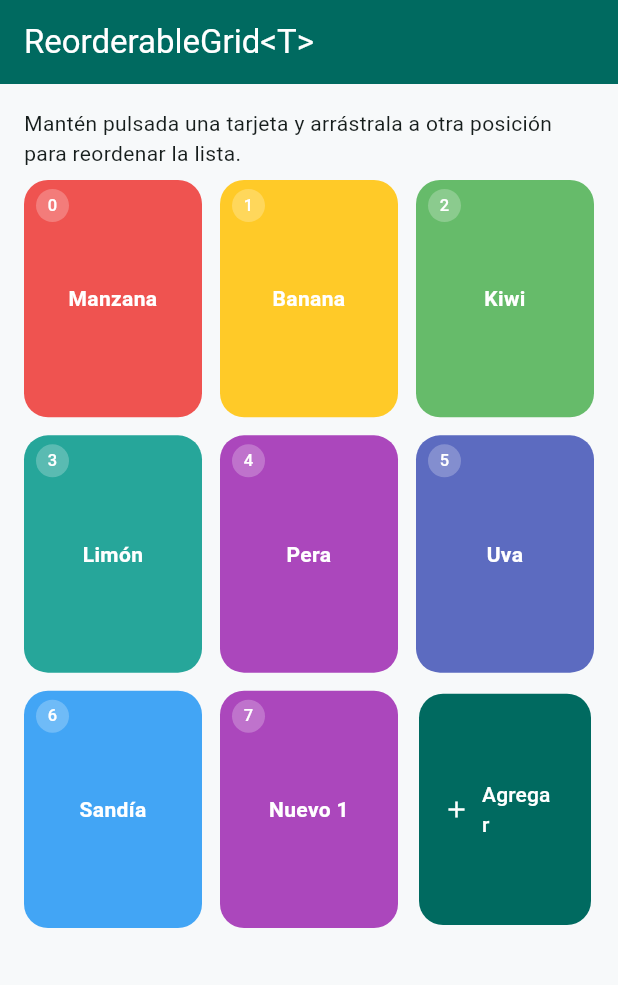
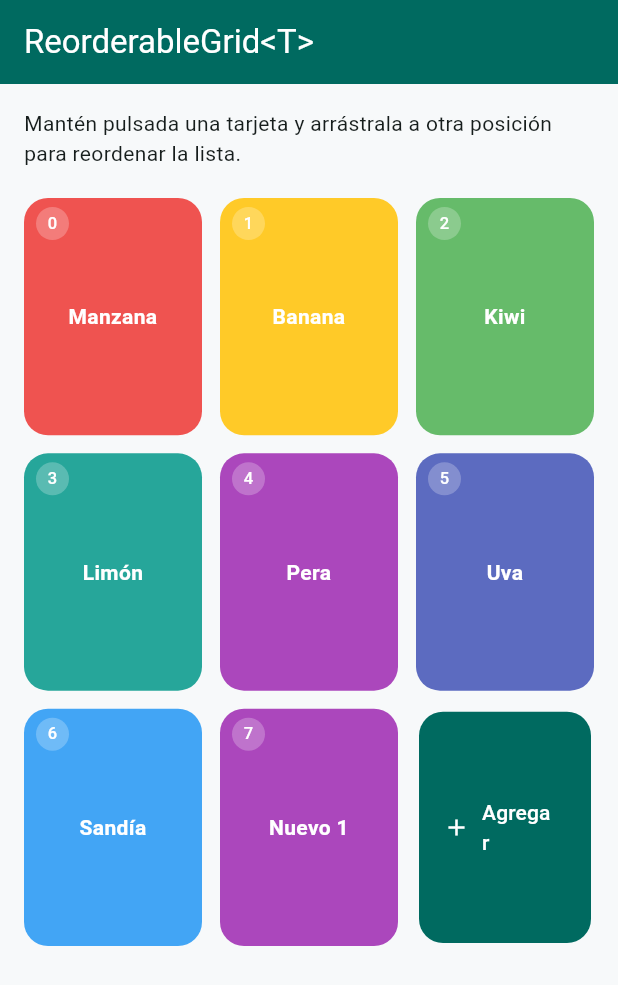
Before and after one commit to PieroSoria/reorderable_grid_view, a Flutter app: the screen it shows after launch, after a tap on "Agregar", on a phone screen of 412 x 824 dp. Shown: the top 985 px of the screen. Run offline on Flutter 3.47's test engine with Material 3 defaults, Android fonts, the phone set to English and light mode, and no system bars.

Commit message:
update reorderable add sliver

````diff
--- a/example/lib/main.dart
+++ b/example/lib/main.dart
@@ -96,24 +96,29 @@ class _HomePageState extends State<_HomePage> {
         backgroundColor: scheme.primary,
         foregroundColor: scheme.onPrimary,
       ),
-      body: ListView(
-        padding: const EdgeInsets.all(16),
-        children: [
-          const Text(
+      body: CustomScrollView(
+        slivers: [
+          SliverToBoxAdapter(
+            child: Padding(
+              padding: const EdgeInsets.fromLTRB(16, 16, 16, 4),
+              child: Text(
                 'Mantén pulsada una tarjeta y arrástrala a otra posición para '
                 'reordenar la lista.',
-            style: TextStyle(fontSize: 14, height: 1.4),
+                style: const TextStyle(fontSize: 14, height: 1.4),
               ),
-          const SizedBox(height: 8),
-          ReorderableGrid<_Item>(
+            ),
+          ),
+          SliverPadding(
+            padding: const EdgeInsets.all(16),
+            sliver: SliverReorderableGrid<_Item>(
               items: _items,
               onReorder: _onReorder,
               itemBuilder: (context, item, index) =>
                   _ItemCard(item: item, index: index),
-            // Celda final opcional y no arrastrable. El builder puede devolver
-            // `null` para no mostrar ninguna celda (y poner el botón "Agregar"
-            // fuera del grid, en tu propio layout). Soltar un elemento sobre
-            // ella lo mueve a la última posición.
+              // Celda final opcional y no arrastrable. El builder puede
+              // devolver `null` para no mostrar ninguna celda (y poner el
+              // botón "Agregar" fuera del grid, en tu propio layout). Soltar
+              // un elemento sobre ella lo mueve a la última posición.
               onAddItemBuilder: (context) => Padding(
                 padding: const EdgeInsets.all(2),
                 child: FilledButton.icon(
@@ -133,8 +138,7 @@ class _HomePageState extends State<_HomePage> {
               mainAxisSpacing: 12,
               crossAxisSpacing: 12,
               childAspectRatio: 3 / 4,
-            shrinkWrap: true,
-            physics: const NeverScrollableScrollPhysics(),
+            ),
           ),
         ],
       ),
--- a/lib/src/reorderable_grid_view.dart
+++ b/lib/src/reorderable_grid_view.dart
@@ -7,7 +7,7 @@ part 'grid_geometry.dart';
 /// Builder usado para construir la representación visual de cada elemento.
 ///
 /// [context] es el [BuildContext] del grid, [item] es el elemento actual y
-/// [index] es su posición dentro de [ReorderableGrid.items].
+/// [index] es su posición dentro de `items`.
 typedef ReorderableGridItemBuilder<T> =
     Widget Function(BuildContext context, T item, int index);
 
@@ -72,9 +72,92 @@ typedef ReorderableGridPlaceholderBuilder = Widget Function(Widget item);
 ///
 /// En cualquier caso, soltar un elemento sobre esa celda final lo mueve a la
 /// última posición de la lista.
-class ReorderableGrid<T> extends StatefulWidget {
+///
+/// ## Dentro de un `CustomScrollView`
+///
+/// Para combinarlo con otros *slivers* usa la variante [SliverReorderableGrid],
+/// que expone la misma lógica (reordenamiento, empuje y celda final) pero
+/// renderiza mediante un `SliverGrid` perezoso.
+class ReorderableGrid<T> extends _ReorderableGridBase<T> {
   /// Crea un [ReorderableGrid].
   const ReorderableGrid({
+    super.key,
+    required super.items,
+    required super.itemBuilder,
+    required super.onReorder,
+    super.onAddItemBuilder,
+    super.itemKey,
+    super.feedbackBuilder,
+    super.childWhenDraggingBuilder,
+    super.liveReorder,
+    super.crossAxisCount,
+    super.mainAxisSpacing,
+    super.crossAxisSpacing,
+    super.childAspectRatio,
+    this.shrinkWrap = true,
+    this.physics = const NeverScrollableScrollPhysics(),
+  });
+
+  /// Si es `true`, el grid se ajusta a la altura de su contenido para poder
+  /// ser anidado en widgets como un [SingleChildScrollView].
+  final bool shrinkWrap;
+
+  /// Física de scroll del grid. Por defecto no es desplazable.
+  final ScrollPhysics physics;
+}
+
+/// La variante *sliver* de [ReorderableGrid], para usarse dentro de un
+/// [CustomScrollView] (o cualquier lugar donde se necesite un [SliverGrid]).
+///
+/// Expone exactamente los mismos parámetros que [ReorderableGrid] (salvo
+/// [ReorderableGrid.shrinkWrap] y [ReorderableGrid.physics], que no aplican a
+/// un sliver) y comparte la misma lógica: reordenamiento por presión larga,
+/// efecto "empujar" con [SliverReorderableGrid.liveReorder] y la celda final
+/// opcional [SliverReorderableGrid.onAddItemBuilder].
+///
+/// ```dart
+/// CustomScrollView(
+///   slivers: [
+///     SliverPadding(
+///       padding: const EdgeInsets.all(16),
+///       sliver: SliverReorderableGrid<String>(
+///         items: _items,
+///         onReorder: _onReorder,
+///         itemBuilder: (context, item, index) => _ItemCard(item),
+///         crossAxisCount: 3,
+///         childAspectRatio: 3 / 4,
+///       ),
+///     ),
+///   ],
+/// )
+/// ```
+class SliverReorderableGrid<T> extends _ReorderableGridBase<T> {
+  /// Crea un [SliverReorderableGrid].
+  const SliverReorderableGrid({
+    super.key,
+    required super.items,
+    required super.itemBuilder,
+    required super.onReorder,
+    super.onAddItemBuilder,
+    super.itemKey,
+    super.feedbackBuilder,
+    super.childWhenDraggingBuilder,
+    super.liveReorder,
+    super.crossAxisCount,
+    super.mainAxisSpacing,
+    super.crossAxisSpacing,
+    super.childAspectRatio,
+  });
+}
+
+/// Configuración y parámetros comunes compartidos entre [ReorderableGrid] y
+/// [SliverReorderableGrid].
+///
+/// Es una clase interna: los dos widgets públicos difieren solo en que el
+/// primero produce un `GridView` (widget de caja) y el segundo un `SliverGrid`
+/// (sliver dentro de un `CustomScrollView`).
+abstract class _ReorderableGridBase<T> extends StatefulWidget {
+  const _ReorderableGridBase({
     super.key,
     required this.items,
     required this.itemBuilder,
@@ -88,8 +171,6 @@ class ReorderableGrid<T> extends StatefulWidget {
     this.mainAxisSpacing = 6.0,
     this.crossAxisSpacing = 6.0,
     this.childAspectRatio = 3 / 4,
-    this.shrinkWrap = true,
-    this.physics = const NeverScrollableScrollPhysics(),
   });
 
   /// La lista de elementos que se renderizan y reordenan.
@@ -157,18 +238,11 @@ class ReorderableGrid<T> extends StatefulWidget {
   /// Relación ancho/alto de cada celda.
   final double childAspectRatio;
 
-  /// Si es `true`, el grid se ajusta a la altura de su contenido para poder
-  /// ser anidado en widgets como un [SingleChildScrollView].
-  final bool shrinkWrap;
-
-  /// Física de scroll del grid. Por defecto no es desplazable.
-  final ScrollPhysics physics;
-
   @override
-  State<ReorderableGrid<T>> createState() => _ReorderableGridState<T>();
+  State<_ReorderableGridBase<T>> createState() => _ReorderableGridState<T>();
 }
 
-class _ReorderableGridState<T> extends State<ReorderableGrid<T>> {
+class _ReorderableGridState<T> extends State<_ReorderableGridBase<T>> {
   /// Clave estable y única para la celda final.
   static const Key _footerKey = ValueKey<String>('__reorderable_grid_footer__');
 
@@ -185,10 +259,10 @@ class _ReorderableGridState<T> extends State<ReorderableGrid<T>> {
   static const Duration _pushDuration = Duration(milliseconds: 220);
 
   /// Celda final resuelta en el último [build] (cacheada por pasada para no
-  /// invocar [ReorderableGrid.onAddItemBuilder] varias veces por frame).
+  /// invocar [onAddItemBuilder] varias veces por frame).
   Widget? _resolvedAddItemCell;
 
-  /// Lista que se muestra durante un arrastre con [ReorderableGrid.liveReorder].
+  /// Lista que se muestra durante un arrastre con [liveReorder].
   ///
   /// `null` fuera del arrastre; durante el arrastre contiene una copia de
   /// [ReorderableGrid.items] que se reordena en vivo mientras el elemento
@@ -216,9 +290,9 @@ class _ReorderableGridState<T> extends State<ReorderableGrid<T>> {
   /// `true` cuando el grid debe mostrar una celda final fija.
   bool get _hasFooterCell => _resolvedAddItemCell != null;
 
-  /// Permite a `SliverChildBuilderDelegate` localizar, mediante su clave, el
-  /// índice de un elemento (o de la celda final) para conservar el estado de
-  /// los widgets cuando la cuadrícula se reordena.
+  /// Permite al delegado de children localizar, mediante su clave, el índice
+  /// de un elemento (o de la celda final) para conservar el estado de los
+  /// widgets cuando la cuadrícula se reordena.
   int? _findChildIndexByKey(Key key) {
     final List<T> displayed = _displayed;
     if (key == _footerKey && _hasFooterCell) {
@@ -240,8 +314,8 @@ class _ReorderableGridState<T> extends State<ReorderableGrid<T>> {
         oldIndex != widget.items.length - 1;
   }
 
-  /// Resuelve la celda final: usa [ReorderableGrid.onAddItemBuilder] si está
-  /// definido, o `null` en caso contrario (sin celda final).
+  /// Resuelve la celda final: usa [onAddItemBuilder] si está definido, o `null`
+  /// en caso contrario (sin celda final).
   Widget? _resolveAddItemCell(BuildContext context) {
     return widget.onAddItemBuilder?.call(context);
   }
@@ -278,7 +352,7 @@ class _ReorderableGridState<T> extends State<ReorderableGrid<T>> {
   }
 
   /// Confirma el arrastre: restaura la vista controlada del padre e invoca
-  /// [ReorderableGrid.onReorder] con la posición final del elemento.
+  /// [onReorder] con la posición final del elemento.
   ///
   /// Si [finalIndex] es `null` se usa la posición actual de la previsualización
   /// ([_previewMovedIndex]); en caso contrario `finalIndex` (p. ej. la última
@@ -328,10 +402,12 @@ class _ReorderableGridState<T> extends State<ReorderableGrid<T>> {
   Widget build(BuildContext context) {
     _resolvedAddItemCell = _resolveAddItemCell(context);
 
-    final List<T> displayed = _displayed;
     final bool hasFooter = _hasFooterCell;
-    final int itemCount = displayed.length + (hasFooter ? 1 : 0);
+    final int itemCount = _displayed.length + (hasFooter ? 1 : 0);
 
+    // Variante "caja": un GridView (puede anidarse y desplazarse solo).
+    if (widget is ReorderableGrid<T>) {
+      final ReorderableGrid<T> box = widget as ReorderableGrid<T>;
       return LayoutBuilder(
         builder: (context, constraints) {
           final _GridGeometry geometry = _GridGeometry.fromConstraints(
@@ -343,8 +419,8 @@ class _ReorderableGridState<T> extends State<ReorderableGrid<T>> {
           );
 
           return GridView.builder(
-          shrinkWrap: widget.shrinkWrap,
-          physics: widget.physics,
+            shrinkWrap: box.shrinkWrap,
+            physics: box.physics,
             gridDelegate: SliverGridDelegateWithFixedCrossAxisCount(
               crossAxisCount: widget.crossAxisCount,
               mainAxisSpacing: widget.mainAxisSpacing,
@@ -352,8 +428,8 @@ class _ReorderableGridState<T> extends State<ReorderableGrid<T>> {
               childAspectRatio: widget.childAspectRatio,
             ),
             itemCount: itemCount,
-          // Clave -> índice, para migrar correctamente los elementos existentes
-          // (conservando su Estado) a sus nuevas celdas tras un reordenamiento.
+            // Clave -> índice, para migrar correctamente los elementos
+            // existentes (conservando su Estado) a sus nuevas celdas.
             findChildIndexCallback: _findChildIndexByKey,
             itemBuilder: (context, index) {
               final bool isFooter = hasFooter && index == itemCount - 1;
@@ -361,6 +437,40 @@ class _ReorderableGridState<T> extends State<ReorderableGrid<T>> {
                   ? _buildFooter(context)
                   : _buildItem(context, index, geometry);
             },
+          );
+        },
+      );
+    }
+
+    // Variante sliver: un SliverGrid para usar dentro de un CustomScrollView.
+    return SliverLayoutBuilder(
+      builder: (context, constraints) {
+        final _GridGeometry geometry = _GridGeometry.fromConstraints(
+          // El ancho disponible es el eje transversal del sliver.
+          BoxConstraints(maxWidth: constraints.crossAxisExtent),
+          columns: widget.crossAxisCount,
+          crossAxisSpacing: widget.crossAxisSpacing,
+          mainAxisSpacing: widget.mainAxisSpacing,
+          childAspectRatio: widget.childAspectRatio,
+        );
+
+        return SliverGrid(
+          gridDelegate: SliverGridDelegateWithFixedCrossAxisCount(
+            crossAxisCount: widget.crossAxisCount,
+            mainAxisSpacing: widget.mainAxisSpacing,
+            crossAxisSpacing: widget.crossAxisSpacing,
+            childAspectRatio: widget.childAspectRatio,
+          ),
+          delegate: SliverChildBuilderDelegate(
+            (context, index) {
+              final bool isFooter = hasFooter && index == itemCount - 1;
+              return isFooter
+                  ? _buildFooter(context)
+                  : _buildItem(context, index, geometry);
+            },
+            childCount: itemCount,
+            findChildIndexCallback: _findChildIndexByKey,
+          ),
         );
       },
     );
````
Also changed, not shown: 4 other files. Lines whose indentation alone changed are shown as unchanged.
